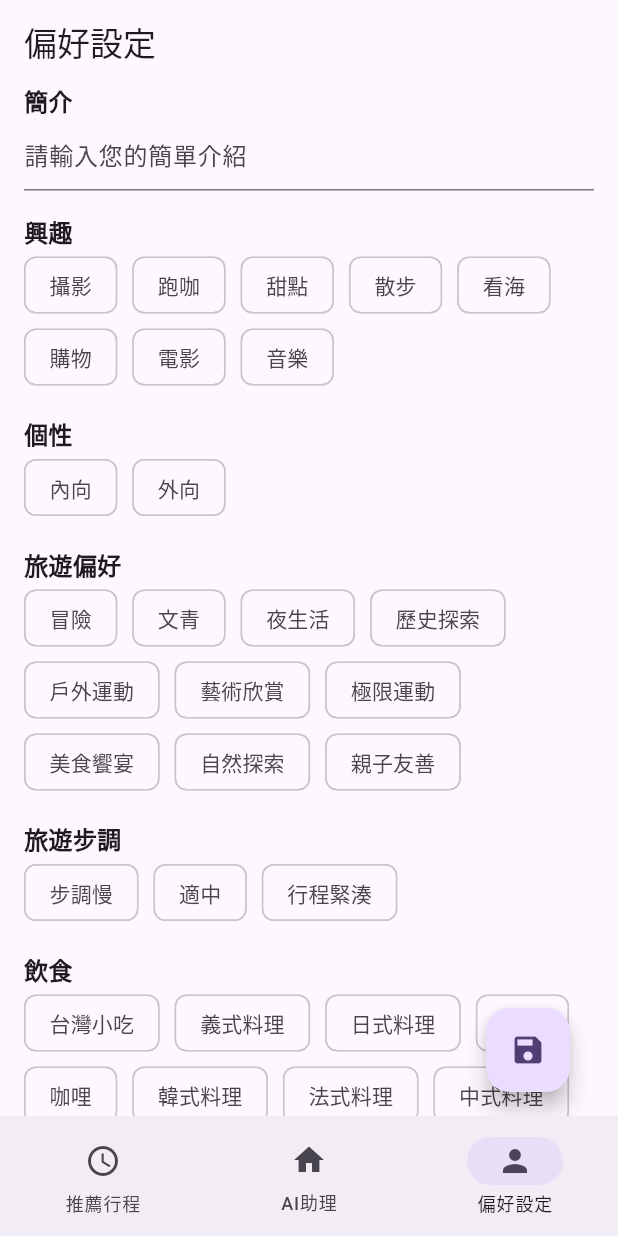
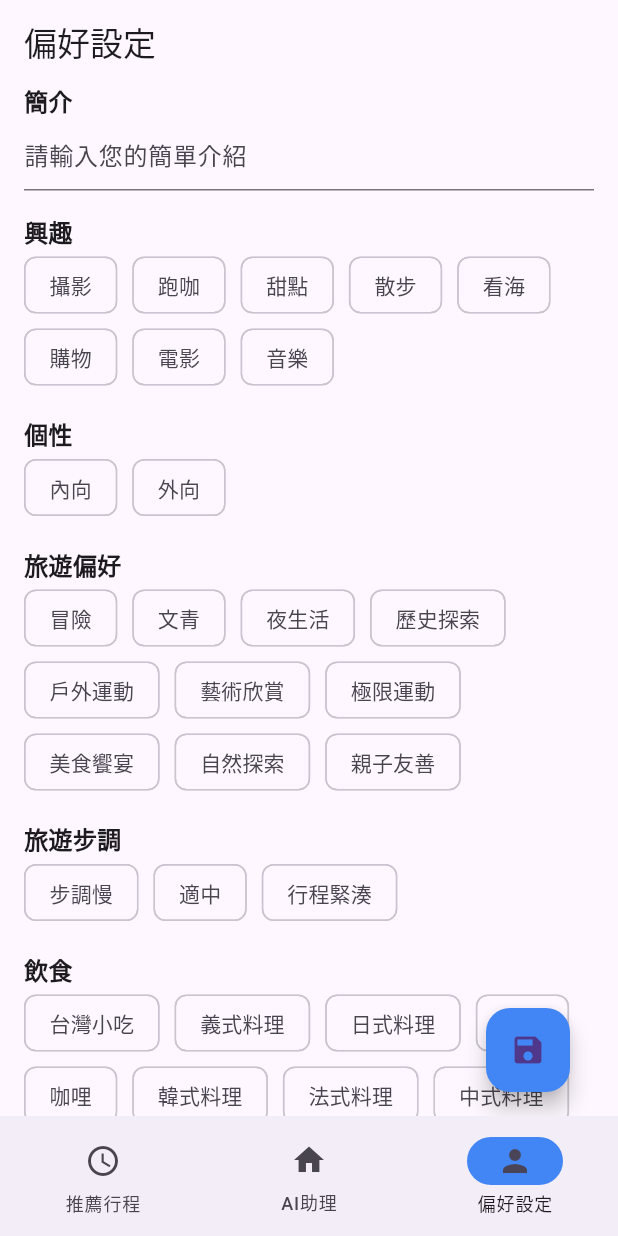
Before and after one commit to vaclisinc/Travelity, a Flutter app: the HomePage screen opened directly, item 3 of the bottom bar chosen, after a tap on the "save" icon, on a phone screen of 412 x 824 dp. Run offline on Flutter 3.47's test engine with Material 3 defaults, Android fonts, the phone set to English and light mode, and no system bars; our stand-ins replace dio, equatable, flutter_bloc, get_it, introduction_screen, shared_preferences and 1 more; accounts and stored records are empty.

Commit message:
Feat: add theme

```diff
--- a/lib/constant/api.dart
+++ b/lib/constant/api.dart
@@ -1 +1 @@
-const apiUrl = 'https://localhost:8000';
+const apiUrl = 'http://192.168.240.22:8000';
--- a/lib/features/home/home.dart
+++ b/lib/features/home/home.dart
@@ -33,6 +33,7 @@ class _HomePageState extends State<HomePage> {
         ],
       ),
       bottomNavigationBar: NavigationBar(
+        indicatorColor: theme().primaryColor,
         destinations: const [
           NavigationDestination(
             icon: Icon(Icons.schedule),
--- a/lib/features/home/profile.dart
+++ b/lib/features/home/profile.dart
@@ -9,6 +9,7 @@ import 'package:travelity/features/introduction/setup/personality_setup.dart';
 import 'package:travelity/features/introduction/setup/trave_pace_setup.dart';
 import 'package:travelity/features/introduction/setup/travel_pref_setup.dart';
 import 'package:travelity/get_it.dart';
+import 'package:travelity/theme.dart';
 
 class ProfileBody extends StatelessWidget {
   const ProfileBody({super.key});
@@ -53,6 +54,7 @@ class ProfileBody extends StatelessWidget {
                   ),
                 ),
                 floatingActionButton: FloatingActionButton(
+                  backgroundColor: theme().primaryColor,
                   onPressed: () {
                     context.read<UserSetupBloc>().add(const SaveUser());
                   },
--- a/lib/features/home/widgets/prompt_field.dart
+++ b/lib/features/home/widgets/prompt_field.dart
@@ -1,6 +1,7 @@
 import 'package:flutter/material.dart';
 import 'package:flutter_bloc/flutter_bloc.dart';
 import 'package:travelity/features/ai_assistant/bloc/ai_assistant_bloc.dart';
+import 'package:travelity/theme.dart';
 
 class PromptField extends StatefulWidget {
   const PromptField({super.key, required this.active});
@@ -90,8 +91,8 @@ class SendButton extends StatelessWidget {
   @override
   Widget build(BuildContext context) {
     return Container(
-      decoration: const BoxDecoration(
-        color: Colors.blue, // Background color for the circular button
+      decoration: BoxDecoration(
+        color: theme().primaryColor,
         shape: BoxShape.circle,
       ),
       child: IconButton(
--- a/lib/features/introduction/setup/accommodation_setup.dart
+++ b/lib/features/introduction/setup/accommodation_setup.dart
@@ -2,6 +2,7 @@ import 'package:flutter/material.dart';
 import 'package:flutter_bloc/flutter_bloc.dart';
 import 'package:travelity/constant/tags.dart';
 import 'package:travelity/features/introduction/bloc/user_setup_bloc.dart';
+import 'package:travelity/theme.dart';
 
 class AccommodationSetup extends StatefulWidget {
   const AccommodationSetup({super.key});
@@ -19,6 +20,7 @@ class _AccommodationSetupState extends State<AccommodationSetup> {
             spacing: 10,
             children: availAccommodationTags
                 .map((e) => ChoiceChip(
+                      selectedColor: theme().primaryColorLight,
                       showCheckmark: false,
                       label: Text(e.tag),
                       selected: state.user.accommodation == e,
--- a/lib/features/introduction/setup/bio_setup.dart
+++ b/lib/features/introduction/setup/bio_setup.dart
@@ -1,6 +1,7 @@
 import 'package:flutter/material.dart';
 import 'package:flutter_bloc/flutter_bloc.dart';
 import 'package:travelity/features/introduction/bloc/user_setup_bloc.dart';
+import 'package:travelity/theme.dart';
 
 class BioSetup extends StatefulWidget {
   const BioSetup({super.key});
@@ -18,8 +19,10 @@ class _BioSetupState extends State<BioSetup> {
       builder: (context, state) {
         controller.text = state.user.bio ?? '';
         return TextField(
+          cursorColor: theme().primaryColor,
           controller: controller,
-          decoration: const InputDecoration(
+          decoration: InputDecoration(
+            fillColor: theme().primaryColor,
             hintText: '請輸入您的簡單介紹',
           ),
           onChanged: (value) {
--- a/lib/features/introduction/setup/food_setup.dart
+++ b/lib/features/introduction/setup/food_setup.dart
@@ -3,6 +3,7 @@ import 'package:flutter_bloc/flutter_bloc.dart';
 import 'package:travelity/constant/tags.dart';
 import 'package:travelity/core/model/tags_m.dart';
 import 'package:travelity/features/introduction/bloc/user_setup_bloc.dart';
+import 'package:travelity/theme.dart';
 
 class FoodSetup extends StatefulWidget {
   const FoodSetup({super.key});
@@ -22,6 +23,7 @@ class _FoodSetupState extends State<FoodSetup> {
             spacing: 10,
             children: availFoodTags
                 .map((e) => ChoiceChip(
+                      selectedColor: theme().primaryColorLight,
                       showCheckmark: false,
                       label: Text(e.tag),
                       selected: state.user.food!.contains(e),
--- a/lib/features/introduction/setup/interest_setup.dart
+++ b/lib/features/introduction/setup/interest_setup.dart
@@ -3,6 +3,7 @@ import 'package:flutter_bloc/flutter_bloc.dart';
 import 'package:travelity/constant/tags.dart';
 import 'package:travelity/core/model/tags_m.dart';
 import 'package:travelity/features/introduction/bloc/user_setup_bloc.dart';
+import 'package:travelity/theme.dart';
 
 class InterestSetup extends StatefulWidget {
   const InterestSetup({super.key});
@@ -22,6 +23,7 @@ class _InterestSetupState extends State<InterestSetup> {
             spacing: 10,
             children: availInterestTags
                 .map((e) => ChoiceChip(
+                      selectedColor: theme().primaryColorLight,
                       showCheckmark: false,
                       label: Text(e.tag),
                       selected: state.user.interests!.contains(e),
--- a/lib/features/introduction/setup/personality_setup.dart
+++ b/lib/features/introduction/setup/personality_setup.dart
@@ -3,6 +3,7 @@ import 'package:flutter_bloc/flutter_bloc.dart';
 import 'package:travelity/constant/tags.dart';
 import 'package:travelity/core/model/tags_m.dart';
 import 'package:travelity/features/introduction/bloc/user_setup_bloc.dart';
+import 'package:travelity/theme.dart';
 
 class PersonalitySetup extends StatefulWidget {
   const PersonalitySetup({super.key});
@@ -20,6 +21,7 @@ class _PersonalitySetupState extends State<PersonalitySetup> {
             spacing: 10,
             children: availPersonalityTags
                 .map((e) => ChoiceChip(
+                      selectedColor: theme().primaryColorLight,
                       showCheckmark: false,
                       label: Text(e.tag),
                       selected: state.user.personality == e,
--- a/lib/features/introduction/setup/trave_pace_setup.dart
+++ b/lib/features/introduction/setup/trave_pace_setup.dart
@@ -2,6 +2,7 @@ import 'package:flutter/material.dart';
 import 'package:flutter_bloc/flutter_bloc.dart';
 import 'package:travelity/constant/tags.dart';
 import 'package:travelity/features/introduction/bloc/user_setup_bloc.dart';
+import 'package:travelity/theme.dart';
 
 class TravelPaceSetup extends StatefulWidget {
   const TravelPaceSetup({super.key});
@@ -19,6 +20,7 @@ class _TravelPaceSetupState extends State<TravelPaceSetup> {
             spacing: 10,
             children: availTravelPaceTags
                 .map((e) => ChoiceChip(
+                      selectedColor: theme().primaryColorLight,
                       showCheckmark: false,
                       label: Text(e.tag),
                       selected: state.user.travelPace == e,
--- a/lib/features/introduction/setup/travel_pref_setup.dart
+++ b/lib/features/introduction/setup/travel_pref_setup.dart
@@ -3,6 +3,7 @@ import 'package:flutter_bloc/flutter_bloc.dart';
 import 'package:travelity/constant/tags.dart';
 import 'package:travelity/core/model/tags_m.dart';
 import 'package:travelity/features/introduction/bloc/user_setup_bloc.dart';
+import 'package:travelity/theme.dart';
 
 class TravelPrefSetup extends StatefulWidget {
   const TravelPrefSetup({super.key});
@@ -22,6 +23,7 @@ class _TravelPrefSetupState extends State<TravelPrefSetup> {
             spacing: 10,
             children: availTravelPreferenceTags
                 .map((e) => ChoiceChip(
+                      selectedColor: theme().primaryColorLight,
                       showCheckmark: false,
                       label: Text(e.tag),
                       selected: state.user.travelPreference!.contains(e),
--- a/lib/features/schedule/schedule.dart
+++ b/lib/features/schedule/schedule.dart
@@ -13,14 +13,14 @@ class ScheduleBody extends StatelessWidget {
   Widget build(BuildContext context) {
     return BlocProvider<AiAssistantBloc>(
       create: (context) => sl(),
-      child: BlocBuilder<AiAssistantBloc, AiAssistantState>(
-        builder: (context, state) {
-          if (state is ScheduleLoaded) {
-            return Scaffold(
+      child: Scaffold(
         appBar: AppBar(
           title: const Text('推薦行程'),
         ),
-              body: DefaultTabController(
+        body: BlocBuilder<AiAssistantBloc, AiAssistantState>(
+          builder: (context, state) {
+            if (state is ScheduleLoaded) {
+              return DefaultTabController(
                 initialIndex: 0,
                 length: state.schedules.length,
                 child: Column(
@@ -54,11 +54,11 @@ class ScheduleBody extends StatelessWidget {
                     ),
                   ],
                 ),
-              ),
               );
             }
             return const Center(child: Text('目前尚無推薦行程'));
           },
+        ),
       ),
     );
   }
--- a/lib/theme.dart
+++ b/lib/theme.dart
@@ -1,5 +1,8 @@
 import 'package:flutter/material.dart';
 
 ThemeData theme() {
-  return ThemeData(primaryColor: const Color(0x004285f4));
+  return ThemeData(
+      primaryColor: const Color(0xFF4285f4),
+      primaryColorLight: const Color(0x554285f4),
+      cardColor: const Color(0xFF4285f4).withOpacity(0.1));
 }
```
Also changed, not shown: lib/features/introduction/introduction.dart (+16 -5 lines), lib/main.dart (+4 -4 lines). Lines whose indentation alone changed are shown as unchanged.
